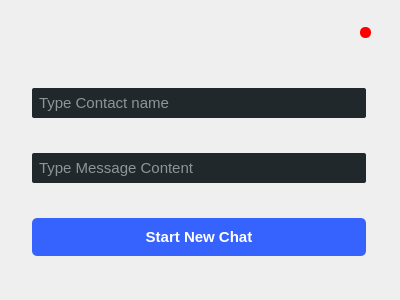
The window that startnewchat.ui (MarkoSami/chatVibes2) describes before a commit, drawn with Qt 5.
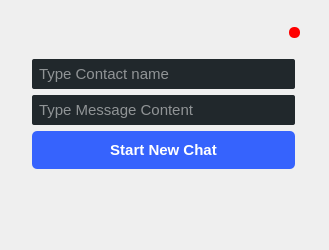
The same window after the commit. Icons and pictures are not drawn.

Diff of the .ui file:
```diff
--- a/startnewchat.ui
+++ b/startnewchat.ui
@@ -6,20 +6,20 @@
    <rect>
     <x>0</x>
     <y>0</y>
-    <width>400</width>
-    <height>300</height>
+    <width>329</width>
+    <height>250</height>
    </rect>
   </property>
   <property name="minimumSize">
    <size>
-    <width>300</width>
-    <height>200</height>
+    <width>329</width>
+    <height>225</height>
    </size>
   </property>
   <property name="maximumSize">
    <size>
-    <width>400</width>
-    <height>300</height>
+    <width>329</width>
+    <height>250</height>
    </size>
   </property>
   <property name="windowTitle">
@@ -167,6 +167,29 @@
         </property>
        </widget>
       </item>
+      <item>
+       <spacer name="verticalSpacer">
+        <property name="orientation">
+         <enum>Qt::Vertical</enum>
+        </property>
+        <property name="sizeHint" stdset="0">
+         <size>
+          <width>20</width>
+          <height>40</height>
+         </size>
+        </property>
+       </spacer>
+      </item>
+      <item alignment="Qt::AlignTop">
+       <widget class="QLabel" name="messgAlert">
+        <property name="styleSheet">
+         <string notr="true">color : red; </string>
+        </property>
+        <property name="text">
+         <string/>
+        </property>
+       </widget>
+      </item>
      </layout>
     </widget>
    </item>
```
Left out of the diff: 2 changed lines with no effect on the pictures.
